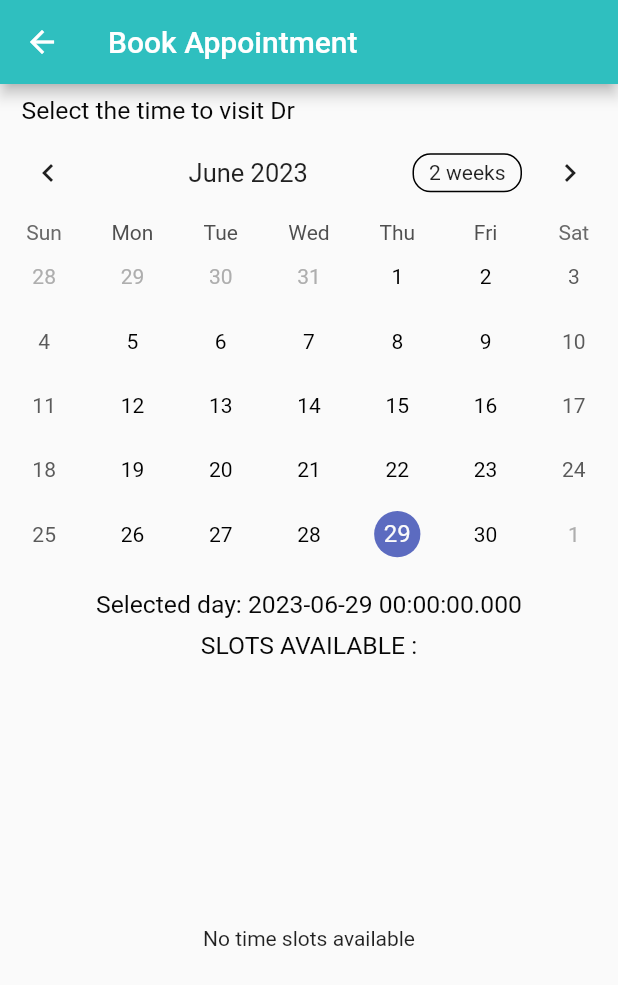
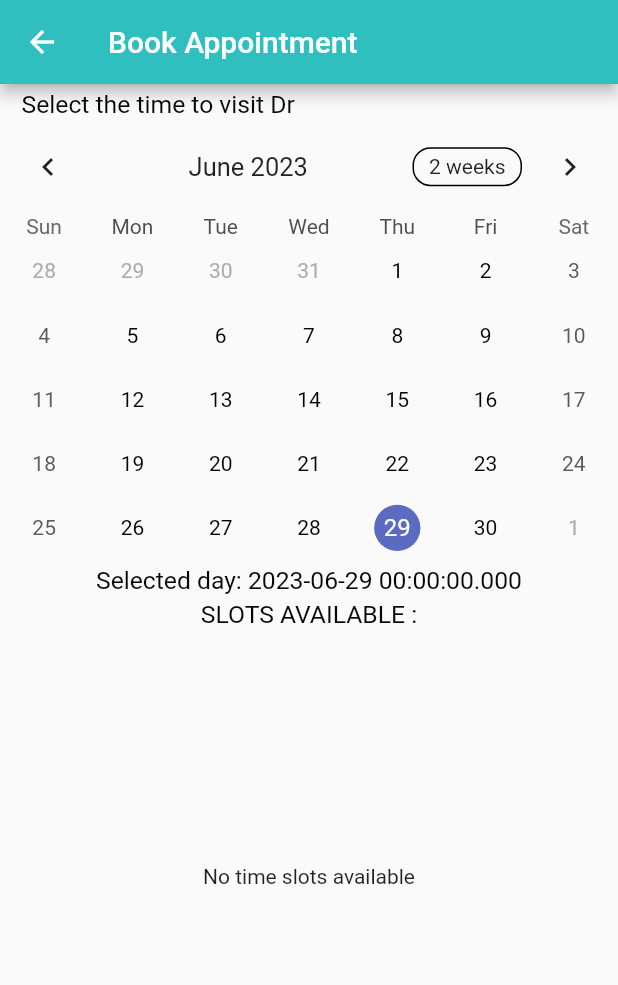
Before and after one commit to levynKwong/nutritionist-app, a Flutter app: the SelectionDate screen opened directly with empty values, on a phone screen of 412 x 824 dp. Shown: the top 985 px of the screen. Run offline on Flutter 3.47's test engine with Material 2 defaults, Android fonts, the phone set to English and light mode, and no system bars; drawn by our look-alikes of table_calendar; our stand-ins replace awesome_notifications, cloud_firestore, file_picker, firebase_auth, firebase_core, firebase_messaging and 7 more; missing offline and left inert: flutter_inappwebview; accounts and stored records are empty.

```diff
--- a/lib/screen/customer_widget.dart/clientHistoryAppointment.dart
+++ b/lib/screen/customer_widget.dart/clientHistoryAppointment.dart
@@ -64,7 +64,7 @@
           });
 
           final currencyFormat =
-              NumberFormat.currency(locale: 'en_US', symbol: ' Coin');
+              NumberFormat.currency(locale: 'en_US', symbol: 'Coin ');
           String formattedTotalAmount = currencyFormat.format(totalAmount);
 
           return Column(
--- a/lib/screen/customer_widget.dart/menuFormNutritionist.dart
+++ b/lib/screen/customer_widget.dart/menuFormNutritionist.dart
@@ -96,6 +96,7 @@
                         title: Text(questions[i]),
                         subtitle: TextFormField(
                           initialValue: answers.length > i ? answers[i] : '',
+                          maxLines: null,
                           decoration: InputDecoration(
                             labelText: 'Answer',
                             enabled: false, // Disable editing
--- a/lib/screen/home/Doctor_forum/BookAppointment/SelectionDate.dart
+++ b/lib/screen/home/Doctor_forum/BookAppointment/SelectionDate.dart
@@ -60,17 +60,15 @@
           child: Column(
             children: [
               SizedBox(
-                height: height_ * 0.01,
+                height: height_ * 0.005,
               ),
               topSubTitle(width_, height_),
               calendar(width_, height_),
               SizedBox(
-                height: height_ * 0.01,
+                height: height_ * 0.005,
               ),
               Text5(text: 'SLOTS AVAILABLE :'),
-              SizedBox(
-                height: height_ * 0.01,
-              ),
+
               SingleChildScrollView(
               child:TimeAvailabilityScreen(
                     userId: currentId,
@@ -122,7 +120,7 @@
               ),
             ),
             SizedBox(
-              height: height_ * 0.02,
+              height: height_ * 0.005,
             ),
             Text5(text: 'Selected day: ${_selectedDay.toLocal()}'),
           ],
--- a/lib/screen/home/Doctor_forum/BookAppointment/timeSelection.dart
+++ b/lib/screen/home/Doctor_forum/BookAppointment/timeSelection.dart
@@ -120,7 +120,7 @@
     return Column(
       children: [
         Container(
-          height: height_ * 0.43,
+          height: height_ * 0.40,
           child: Center(
             child: StreamBuilder<List<bool>>(
               stream: _timeAvailabilityStream,
@@ -143,7 +143,7 @@
                     children: [
                       Expanded(
                         child: Wrap(
-                          runSpacing: 5.0, // set space between rows
+                          runSpacing: 0.0, // set space between rows
                           children: List.generate(
                             _getAvailableTimeSlots(timeAvailable).length,
                             (index) {
```
